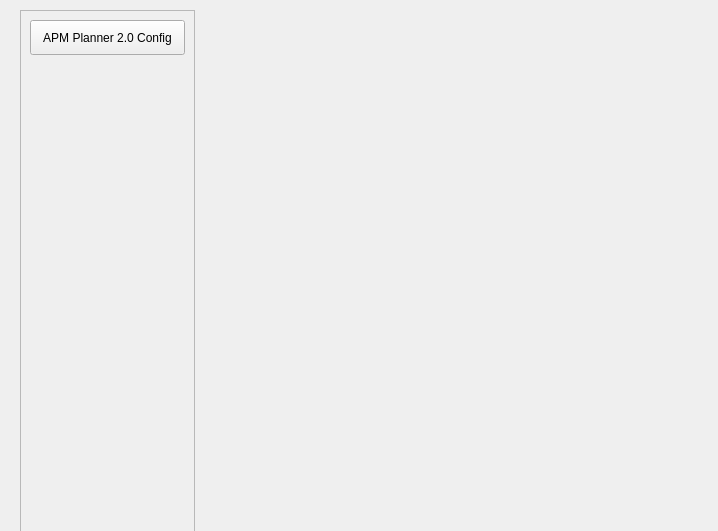
Above: src/ui/configuration/ApmSoftwareConfig.ui from mavlink/qgroundcontrol before the change. Below: the same form after it.
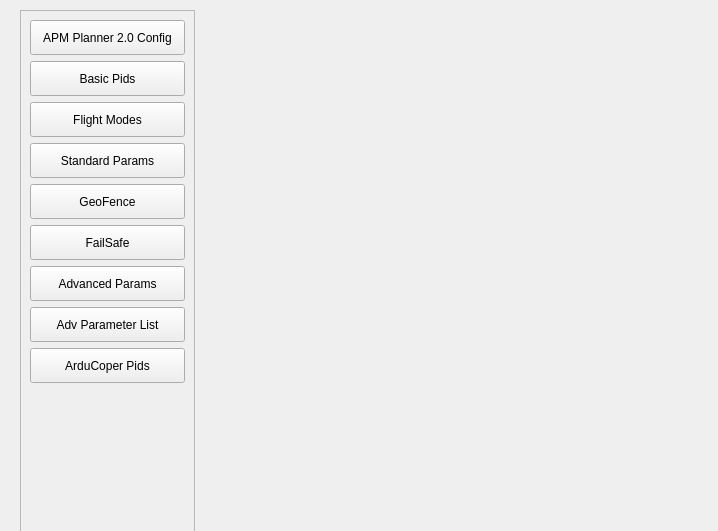
That is the form after the change.

Commit message: UI for a bunch of software configuration pages

```diff
--- a/src/ui/configuration/ApmSoftwareConfig.ui
+++ b/src/ui/configuration/ApmSoftwareConfig.ui
@@ -65,6 +65,134 @@
          </property>
         </widget>
        </item>
+       <item>
+        <widget class="QPushButton" name="basicPidsButton">
+         <property name="minimumSize">
+          <size>
+           <width>0</width>
+           <height>35</height>
+          </size>
+         </property>
+         <property name="text">
+          <string>Basic Pids</string>
+         </property>
+         <property name="checkable">
+          <bool>false</bool>
+         </property>
+        </widget>
+       </item>
+       <item>
+        <widget class="QPushButton" name="flightModesButton">
+         <property name="minimumSize">
+          <size>
+           <width>0</width>
+           <height>35</height>
+          </size>
+         </property>
+         <property name="text">
+          <string>Flight Modes</string>
+         </property>
+         <property name="checkable">
+          <bool>false</bool>
+         </property>
+        </widget>
+       </item>
+       <item>
+        <widget class="QPushButton" name="standardParamButton">
+         <property name="minimumSize">
+          <size>
+           <width>0</width>
+           <height>35</height>
+          </size>
+         </property>
+         <property name="text">
+          <string>Standard Params</string>
+         </property>
+         <property name="checkable">
+          <bool>false</bool>
+         </property>
+        </widget>
+       </item>
+       <item>
+        <widget class="QPushButton" name="geoFenceButton">
+         <property name="minimumSize">
+          <size>
+           <width>0</width>
+           <height>35</height>
+          </size>
+         </property>
+         <property name="text">
+          <string>GeoFence</string>
+         </property>
+         <property name="checkable">
+          <bool>false</bool>
+         </property>
+        </widget>
+       </item>
+       <item>
+        <widget class="QPushButton" name="failSafeButton">
+         <property name="minimumSize">
+          <size>
+           <width>0</width>
+           <height>35</height>
+          </size>
+         </property>
+         <property name="text">
+          <string>FailSafe</string>
+         </property>
+         <property name="checkable">
+          <bool>false</bool>
+         </property>
+        </widget>
+       </item>
+       <item>
+        <widget class="QPushButton" name="advancedParamButton">
+         <property name="minimumSize">
+          <size>
+           <width>0</width>
+           <height>35</height>
+          </size>
+         </property>
+         <property name="text">
+          <string>Advanced Params</string>
+         </property>
+         <property name="checkable">
+          <bool>false</bool>
+         </property>
+        </widget>
+       </item>
+       <item>
+        <widget class="QPushButton" name="advParamListButton">
+         <property name="minimumSize">
+          <size>
+           <width>0</width>
+           <height>35</height>
+          </size>
+         </property>
+         <property name="text">
+          <string>Adv Parameter List</string>
+         </property>
+         <property name="checkable">
+          <bool>false</bool>
+         </property>
+        </widget>
+       </item>
+       <item>
+        <widget class="QPushButton" name="arduCoperPidButton">
+         <property name="minimumSize">
+          <size>
+           <width>0</width>
+           <height>35</height>
+          </size>
+         </property>
+         <property name="text">
+          <string>ArduCoper Pids</string>
+         </property>
+         <property name="checkable">
+          <bool>false</bool>
+         </property>
+        </widget>
+       </item>
        <item>
         <spacer name="verticalSpacer">
          <property name="orientation">
```
The commit also changes 24 other files.
